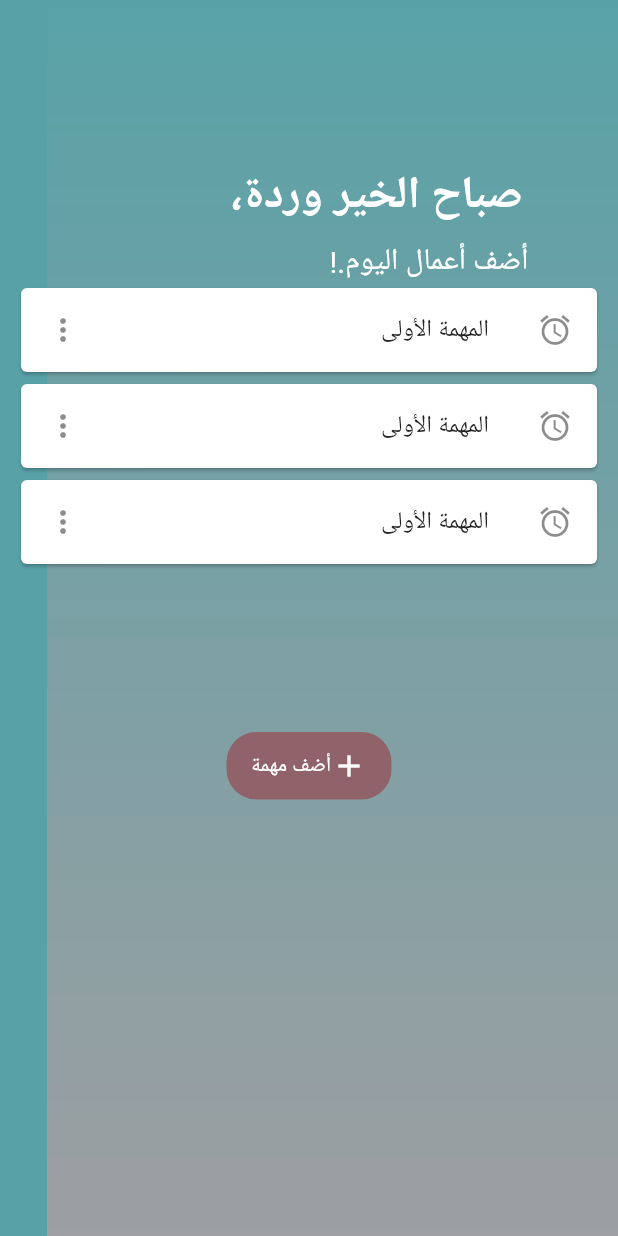
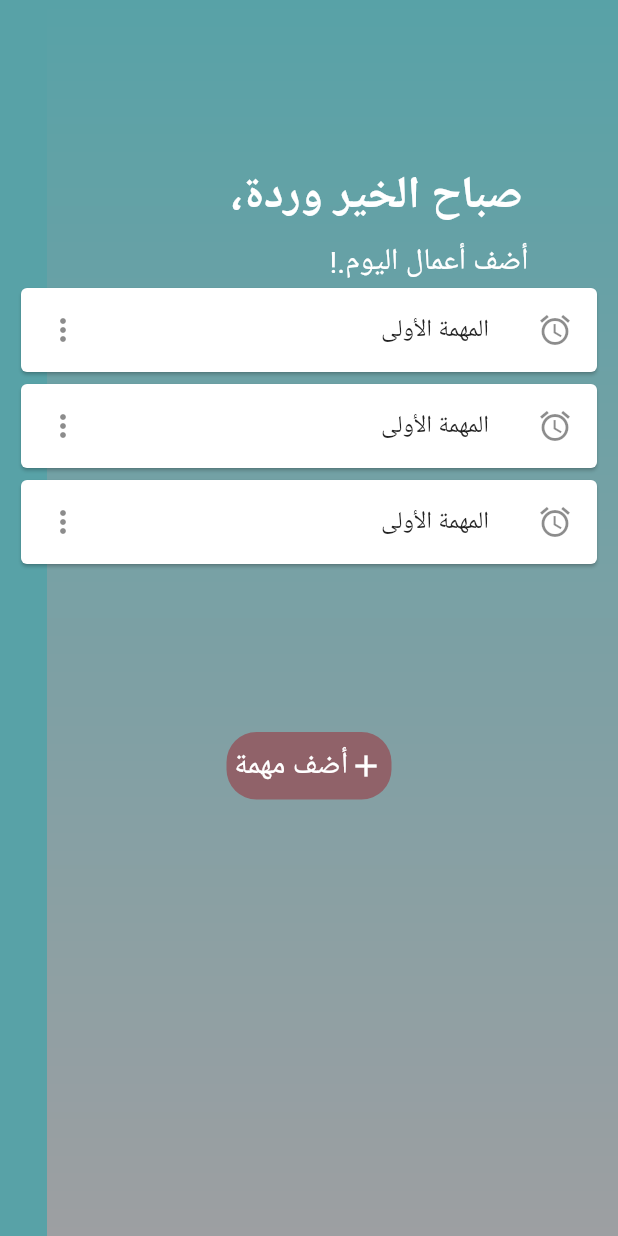
Before and after one commit to warda-jawad/myappoint, a Flutter app: the screen it shows after launch, on a phone screen of 412 x 824 dp. Run offline on Flutter 3.47's test engine with Material 2 defaults, Android fonts, the phone set to English and light mode, and no system bars; drawn by our look-alikes of flutter_slidable, showcaseview.

Commit message:
Code Refactor

```diff
--- a/lib/app/app.dart
+++ b/lib/app/app.dart
@@ -18,6 +18,23 @@ class _AppPageState extends State<AppPage> {
   @override
   Widget build(BuildContext context) {
     return MaterialApp(
+      theme: ThemeData(
+        primaryColor: const Color(0xff906269),
+        textTheme: const TextTheme(
+          bodyText1: TextStyle(
+            fontSize: 30,
+            color: Colors.white,
+            fontWeight: FontWeight.bold,
+            decoration: TextDecoration.none,
+          ),
+          bodyText2: TextStyle(
+            fontSize: 20,
+            color: Colors.white,
+            fontWeight: FontWeight.normal,
+            decoration: TextDecoration.none,
+          ),
+        ),
+      ),
       home: Scaffold(
         backgroundColor: const Color(0xff58a2a7),
         body: ShowCaseWidget(
```
